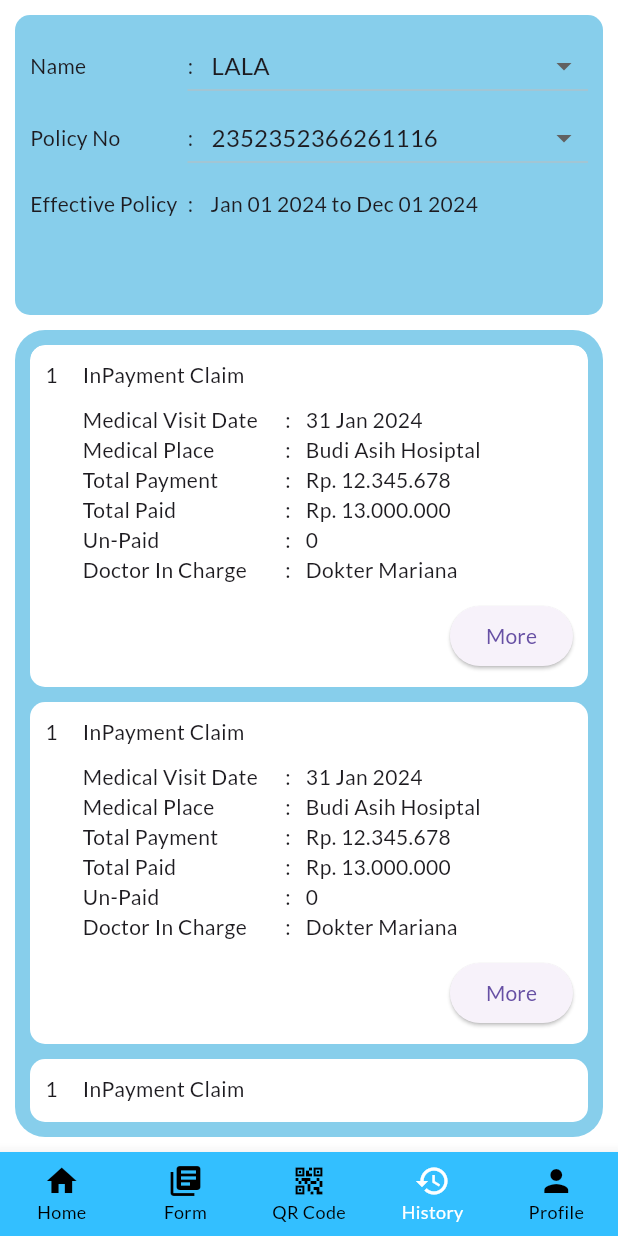
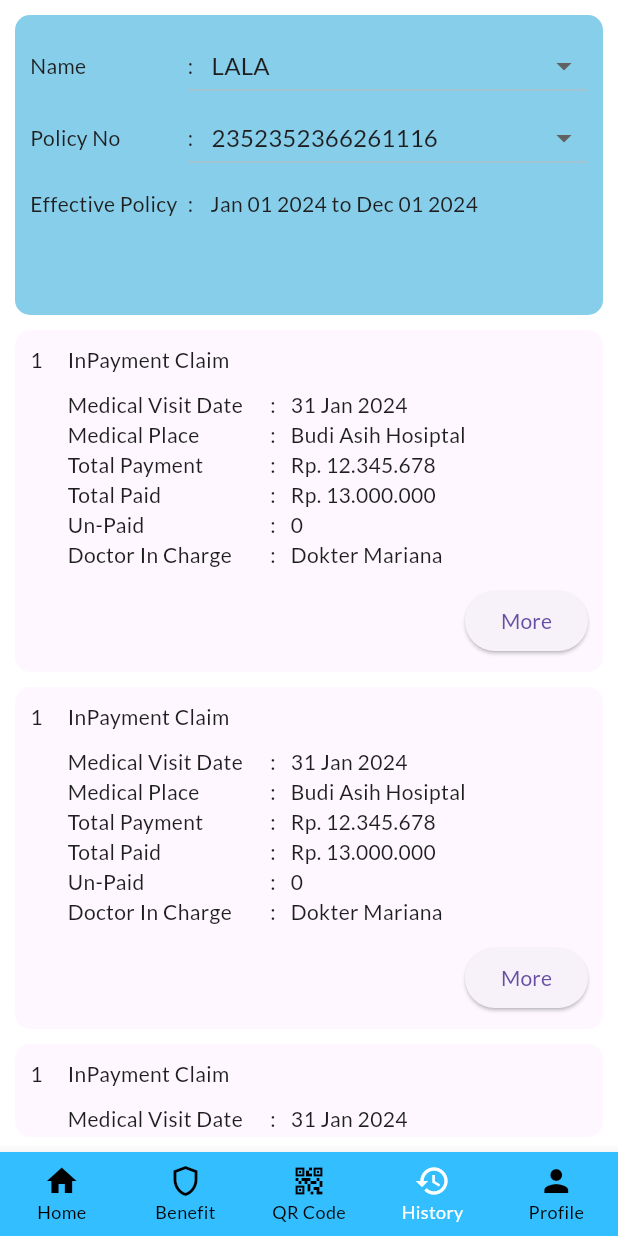
Before and after one commit to faaiiisssaal/mobile_apps, a Flutter app: the NavBar screen opened directly, item 4 of the bottom bar chosen, after a tap on "More", on a phone screen of 412 x 824 dp. Run offline on Flutter 3.47's test engine with Material 3 defaults, Android fonts, the phone set to English and light mode, and no system bars; our stand-ins replace bloc, dartz, dots_indicator, equatable, flutter_bloc, flutter_image_slideshow and 5 more; missing offline and left inert: local_auth_android, local_auth_ios, qr_code_scanner; accounts and stored records are empty; network calls fail; key blocks and very long unbroken strings in the code were emptied for the run.

Commit message:
"Refresh" Member UI

```diff
--- a/lib/common/constant.dart
+++ b/lib/common/constant.dart
@@ -8,7 +8,7 @@ const kPureRed        = Color(0xFFFF0000);
 const kPureGreen      = Color(0xFF00FF00);
 const kPureBlue       = Color(0xFF0000FF);
 
-const kBlack        = Color(0XFF1e1e1e);
+const kBlack          = Color(0XFF1e1e1e);
 
 const kDarkWhite      = Color(0xFFE1D9D1);
 const kLightBlack     = Color(0xFF454545);
@@ -16,7 +16,7 @@ const kLightBlack     = Color(0xFF454545);
 const kDarkBlue       = Color(0xFF00008b);
 const kSeaBlue        = Color(0xFF006994);
 const kSkyBlue        = Color(0xFF87CEEB);
-const kLightBlue      = Color(0xFFADD8E6);
+// const kLightBlue      = Color(0xFFADD8E6);
 const kSapphireBlue   = Color(0XFF0F52BA);
 const kBabyBlue       = Color(0XFF89CFF0);
 
--- a/lib/data/models/response/response_provider_location.dart
+++ b/lib/data/models/response/response_provider_location.dart
@@ -12,7 +12,7 @@ class ProviderLocationResponse extends Equatable {
       ProviderLocationResponse(
         ProviderLocation: List<ProviderLocationModel>.from((json["data"]["result"] as List)
             .map((x) => ProviderLocationModel.fromJson(x))
-            .where((element) => element.area != null)),
+            .where((element) => element.id != null)),
       );
 
   Map<String, dynamic> toJson() => {
--- a/lib/presentation/pages/user/peserta/history/history.dart
+++ b/lib/presentation/pages/user/peserta/history/history.dart
@@ -36,9 +36,13 @@ class _HistoryPageState extends State<HistoryPage> {
                     children: [
                       Row(
                         children: [
-                          const SizedBox(
+                          SizedBox(
                             width: 100,
-                            child: Text("Name"),
+                            child: Text("Name",
+                              style: TextStyle(
+                                color: Theme.of(context).textTheme.bodyLarge?.color, // Use current text color
+                              ),
+                            ),
                           ),
                           Container(
                             padding: onlyleft(5),
@@ -142,17 +146,11 @@ class _HistoryPageState extends State<HistoryPage> {
                     ],
                   ),
                 ),
-              ),
-              hp10, // constant value from constant.dart
+              ),// constant value from constant.dart
               Expanded(
                 child: Container(
                   height: double.infinity,
                   width: double.infinity,
-                  decoration: const BoxDecoration(
-                    color: kSkyBlue,
-                    borderRadius: BorderRadius.all(Radius.circular(20)),
-                  ),
-                  margin: bottomleftright(10, 10, 10),
                   padding: paddingall(10),
                   child: ClipRRect(
                     borderRadius: r10,
@@ -169,9 +167,126 @@ class _HistoryPageState extends State<HistoryPage> {
                           children: [
                             Container(
                               width: double.infinity,
-                              decoration: const BoxDecoration(
-                                color: kPureWhite,
-                                borderRadius: BorderRadius.all(Radius.circular(10)),
+                              decoration: BoxDecoration(
+                                color: Theme.of(context).colorScheme.background,
+                                borderRadius: const BorderRadius.all(Radius.circular(10)),
+                              ),
+                              padding: paddingall(10),
+                              child: Column(
+                                mainAxisAlignment: MainAxisAlignment.start,
+                                crossAxisAlignment: CrossAxisAlignment.start,
+                                children: [
+                                  Row(
+                                    mainAxisSize: MainAxisSize.min,
+                                    crossAxisAlignment: CrossAxisAlignment.start,
+                                    mainAxisAlignment: MainAxisAlignment.start,
+                                    children: [
+                                      Container(
+                                        width: 25,
+                                        alignment: Alignment.topLeft,
+                                        child: const Text("1",),
+                                      ),
+                                      const Expanded(
+                                        child: Column(
+                                          mainAxisAlignment: MainAxisAlignment.spaceBetween,
+                                          crossAxisAlignment: CrossAxisAlignment.start,
+                                          children: [
+                                            Text("InPayment Claim"),
+                                            hp10,
+                                            Row(
+                                              children: [
+                                                SizedBox(
+                                                  width: 125,
+                                                  child: Text("Medical Visit Date"),
+                                                ),
+                                                wp10,
+                                                Text(":"),
+                                                wp10,
+                                                Expanded(child: Text("31 Jan 2024")),
+                                              ],
+                                            ),
+                                            Row(
+                                              children: [
+                                                SizedBox(
+                                                  width: 125,
+                                                  child: Text("Medical Place"),
+                                                ),
+                                                wp10,
+                                                Text(":"),
+                                                wp10,
+                                                Expanded(child: Text("Budi Asih Hosiptal")),
+                                              ],
+                                            ),
+                                            Row(
+                                              children: [
+                                                SizedBox(
+                                                  width: 125,
+                                                  child: Text("Total Payment"),
+                                                ),
+                                                wp10,
+                                                Text(":"),
+                                                wp10,
+                                                Expanded(child: Text("Rp. 12.345.678")),
+                                              ],
+                                            ),
+                                            Row(
+                                              children: [
+                                                SizedBox(
+                                                  width: 125,
+                                                  child: Text("Total Paid"),
+                                                ),
+                                                wp10,
+                                                Text(":"),
+                                                wp10,
+                                                Expanded(child: Text("Rp. 13.000.000")),
+                                              ],
+                                            ),
+                                            Row(
+                                              children: [
+                                                SizedBox(
+                                                  width: 125,
+                                                  child: Text("Un-Paid"),
+                                                ),
+                                                wp10,
+                                                Text(":"),
+                                                wp10,
+                                                Expanded(child: Text("0")),
+                                              ],
+                                            ),
+                                            Row(
+                                              children: [
+                                                SizedBox(
+                                                  width: 125,
+                                                  child: Text("Doctor In Charge"),
+                                                ),
+                                                wp10,
+                                                Text(":"),
+                                                wp10,
+                                                Expanded(child: Text("Dokter Mariana")),
+                                              ],
+                                            ),
+                                          ],
+                                        ),
+                                      ),
+                                    ],
+                                  ),
+                                  hp10,
+                                  Align(
+                                    alignment: Alignment.bottomRight,
+                                    child: ElevatedButton(
+                                      onPressed: () {},
+                                      child: const Text("More"),
+                                    ),
+                                  )
+                                ],
+                              ),
+                            ),
+                            hp10,
+                            Container(
+                              width: double.infinity,
+                              decoration: BoxDecoration(
+                                color: Theme.of(context).colorScheme.background,
+                                borderRadius: const BorderRadius.all(Radius.circular(10)),
                               ),
                               padding: paddingall(10),
                               child: Column(
@@ -286,9 +401,9 @@ class _HistoryPageState extends State<HistoryPage> {
                             hp10,
                             Container(
                               width: double.infinity,
-                              decoration: const BoxDecoration(
-                                color: kPureWhite,
-                                borderRadius: BorderRadius.all(Radius.circular(10)),
+                              decoration: BoxDecoration(
+                                color: Theme.of(context).colorScheme.background,
+                                borderRadius: const BorderRadius.all(Radius.circular(10)),
                               ),
                               padding: paddingall(10),
                               child: Column(
@@ -403,9 +518,9 @@ class _HistoryPageState extends State<HistoryPage> {
                             hp10,
                             Container(
                               width: double.infinity,
-                              decoration: const BoxDecoration(
-                                color: kPureWhite,
-                                borderRadius: BorderRadius.all(Radius.circular(10)),
+                              decoration: BoxDecoration(
+                                color: Theme.of(context).colorScheme.background,
+                                borderRadius: const BorderRadius.all(Radius.circular(10)),
                               ),
                               padding: paddingall(10),
                               child: Column(
@@ -520,9 +635,9 @@ class _HistoryPageState extends State<HistoryPage> {
                             hp10,
                             Container(
                               width: double.infinity,
-                              decoration: const BoxDecoration(
-                                color: kPureWhite,
-                                borderRadius: BorderRadius.all(Radius.circular(10)),
+                              decoration: BoxDecoration(
+                                color: Theme.of(context).colorScheme.background,
+                                borderRadius: const BorderRadius.all(Radius.circular(10)),
                               ),
                               padding: paddingall(10),
                               child: Column(
@@ -637,126 +752,9 @@ class _HistoryPageState extends State<HistoryPage> {
                             hp10,
                             Container(
                               width: double.infinity,
-                              decoration: const BoxDecoration(
-                                color: kPureWhite,
-                                borderRadius: BorderRadius.all(Radius.circular(10)),
-                              ),
-                              padding: paddingall(10),
-                              child: Column(
-                                mainAxisAlignment: MainAxisAlignment.start,
-                                crossAxisAlignment: CrossAxisAlignment.start,
-                                children: [
-                                  Row(
-                                    mainAxisSize: MainAxisSize.min,
-                                    crossAxisAlignment: CrossAxisAlignment.start,
-                                    mainAxisAlignment: MainAxisAlignment.start,
-                                    children: [
-                                      Container(
-                                        width: 25,
-                                        alignment: Alignment.topLeft,
-                                        child: const Text("1"),
-                                      ),
-                                      const Expanded(
-                                        child: Column(
-                                          mainAxisAlignment: MainAxisAlignment.spaceBetween,
-                                          crossAxisAlignment: CrossAxisAlignment.start,
-                                          children: [
-                                            Text("InPayment Claim"),
-                                            hp10,
-                                            Row(
-                                              children: [
-                                                SizedBox(
-                                                  width: 125,
-                                                  child: Text("Medical Visit Date"),
-                                                ),
-                                                wp10,
-                                                Text(":"),
-                                                wp10,
-                                                Expanded(child: Text("31 Jan 2024")),
-                                              ],
-                                            ),
-                                            Row(
-                                              children: [
-                                                SizedBox(
-                                                  width: 125,
-                                                  child: Text("Medical Place"),
-                                                ),
-                                                wp10,
-                                                Text(":"),
-                                                wp10,
-                                                Expanded(child: Text("Budi Asih Hosiptal")),
-                                              ],
-                                            ),
-                                            Row(
-                                              children: [
-                                                SizedBox(
-                                                  width: 125,
-                                                  child: Text("Total Payment"),
-                                                ),
-                                                wp10,
-                                                Text(":"),
-                                                wp10,
-                                                Expanded(child: Text("Rp. 12.345.678")),
-                                              ],
-                                            ),
-                                            Row(
-                                              children: [
-                                                SizedBox(
-                                                  width: 125,
-                                                  child: Text("Total Paid"),
-                                                ),
-                                                wp10,
-                                                Text(":"),
-                                                wp10,
-                                                Expanded(child: Text("Rp. 13.000.000")),
-                                              ],
-                                            ),
-                                            Row(
-                                              children: [
-                                                SizedBox(
-                                                  width: 125,
-                                                  child: Text("Un-Paid"),
-                                                ),
-                                                wp10,
-                                                Text(":"),
-                                                wp10,
-                                                Expanded(child: Text("0")),
-                                              ],
-                                            ),
-                                            Row(
-                                              children: [
-                                                SizedBox(
-                                                  width: 125,
-                                                  child: Text("Doctor In Charge"),
-                                                ),
-                                                wp10,
-                                                Text(":"),
-                                                wp10,
-                                                Expanded(child: Text("Dokter Mariana")),
-                                              ],
-                                            ),
-                                          ],
-                                        ),
-                                      ),
-                                    ],
-                                  ),
-                                  hp10,
-                                  Align(
-                                    alignment: Alignment.bottomRight,
-                                    child: ElevatedButton(
-                                      onPressed: () {},
-                                      child: const Text("More"),
-                                    ),
-                                  )
-                                ],
-                              ),
-                            ),
-                            hp10,
-                            Container(
-                              width: double.infinity,
-                              decoration: const BoxDecoration(
-                                color: kPureWhite,
-                                borderRadius: BorderRadius.all(Radius.circular(10)),
+                              decoration: BoxDecoration(
+                                color: Theme.of(context).colorScheme.background,
+                                borderRadius: const BorderRadius.all(Radius.circular(10)),
                               ),
                               padding: paddingall(10),
                               child: Column(
--- a/lib/presentation/pages/user/peserta/home/home.dart
+++ b/lib/presentation/pages/user/peserta/home/home.dart
@@ -1,6 +1,4 @@
 import 'dart:async';
-
-import 'package:flutter/cupertino.dart';
 import 'package:flutter/material.dart';
 import 'package:helathcareapp/common/constant.dart';
 import 'package:helathcareapp/presentation/pages/user/peserta/home/provider.dart';
@@ -142,7 +140,7 @@ class _HomePageState extends State<HomePage> with TickerProviderStateMixin {
                 width: double.infinity,
                 padding: paddingall(10),
                 decoration: const BoxDecoration(
-                  color: kSkyBlue, // Moved the color property to BoxDecoration
+                  color: kSkyBlue,// Moved the color property to BoxDecoration
                   borderRadius: r10, // Adjust the radius as needed
                   // You can also add border, shadow etc. here
                 ),
@@ -152,7 +150,7 @@ class _HomePageState extends State<HomePage> with TickerProviderStateMixin {
                   children: [
                     Text(
                       "$_timeOfDay,\nLinda",
-                      style: const TextStyle(fontSize: 14, fontWeight: FontWeight.bold),
+                      style: const TextStyle(fontSize: 14, fontWeight: FontWeight.bold,),
                     ),
                     const SizedBox(
                       height: 100,
@@ -166,7 +164,7 @@ class _HomePageState extends State<HomePage> with TickerProviderStateMixin {
                         ),
                         const Text(
                           // "Terdaftar sebagai Administration Service Only (ASO)",
-                          "registered di karyawan PT Pacific Place Jakarta",
+                          "registered at PT Pacific Place Jakarta employee",
                           style: TextStyle(fontSize: 14, fontWeight: FontWeight.bold),
                         ),
                       ],
@@ -275,46 +273,6 @@ class _HomePageState extends State<HomePage> with TickerProviderStateMixin {
                 ],
               ),
               hp20,
-              // 4th for product
-              Column(
-                children: [
-                  const Row(
-                    mainAxisAlignment: MainAxisAlignment.spaceBetween,
-                    children: [
-                      Text(
-                        "Feature",
-                        style: TextStyle(fontSize: 12, fontWeight: FontWeight.bold),
-                      ),
-                      Text(
-                        "See All",
-                        style: TextStyle(fontSize: 12, fontWeight: FontWeight.bold),
-                      ),
-                    ],
-                  ),
-                  hp10,
-                  Container(
-                    width: double.infinity,
-                    padding: paddingall(10),
-                    decoration: const BoxDecoration(
-                      color: kSkyBlue,// Moved the color property to BoxDecoration
-                      borderRadius: r10, // Adjust the radius as needed
-                      // You can also add border, shadow etc. here
-                    ),
-                    child: const Column(
-                      crossAxisAlignment: CrossAxisAlignment.start,
-                      children: [
-                        Text(
-                          "Hotline 24/7",
-                          style: TextStyle(fontSize: 14, fontWeight: FontWeight.bold),
-                        ),
-                        hp10,
-                        HotlineWidget(),
-                      ],
-                    ),
-                  ),
-                ],
-              ),
-              hp20,
               // 5th for hotline
               Container(
                 width: double.infinity,
--- a/lib/presentation/pages/user/peserta/navigation/navbar.dart
+++ b/lib/presentation/pages/user/peserta/navigation/navbar.dart
@@ -2,11 +2,12 @@ import 'package:flutter/material.dart';
 import 'package:flutter/services.dart';
 import 'package:google_fonts/google_fonts.dart';
 import 'package:helathcareapp/common/constant.dart';
-import 'package:helathcareapp/presentation/pages/user/peserta/form/form.dart';
 import 'package:helathcareapp/presentation/pages/user/peserta/history/history.dart';
 import 'package:helathcareapp/presentation/pages/user/peserta/home/home.dart';
 import 'package:helathcareapp/presentation/pages/user/peserta/profile/profile.dart';
 import 'package:helathcareapp/presentation/pages/user/peserta/qr/qrcode.dart';
+
+import '../home/benefits.dart';
 
 
 class NavBar extends StatefulWidget {
@@ -21,7 +22,7 @@ class _NavBarState extends State<NavBar> {
 
   final List<Widget> _pages = [
     const HomePage(),
-    const FormPage(),
+    const BenefitPage(),
     const QRViewExample(),
     const HistoryPage(),
     const ProfilePage(),
@@ -116,9 +117,9 @@ class _NavBarState extends State<NavBar> {
                 ),
                 BottomNavigationBarItem(
                   icon: Icon(
-                    Icons.library_books,
+                    Icons.shield_outlined,
                   ),
-                  label: 'Form',
+                  label: 'Benefit',
                 ),
                 BottomNavigationBarItem(
                   icon: Icon(
--- a/pubspec.yaml
+++ b/pubspec.yaml
@@ -79,7 +79,7 @@ flutter:
     - asset/info.png
     - asset/id-card.png
     - asset/247-services.png
-    - asset/benefits.png
+    - asset/benefit.png
     - asset/hospital-building.png
     - asset/insurance-policy.png
     - asset/hospital.png
```
Also changed, not shown: lib/data/models/model_provider_location.dart (+25 -8 lines), lib/domain/entities/provider_location.dart (+10 -4 lines), lib/main.dart (+19 -16 lines), lib/presentation/pages/gatepass/sign_in.dart (+20 -19 lines), lib/presentation/pages/user/peserta/profile/profile.dart (+11 -0 lines), lib/presentation/widgets/card_provider.dart (+14 -4 lines), asset/benefit.png (added), asset/benefits.png (deleted).
